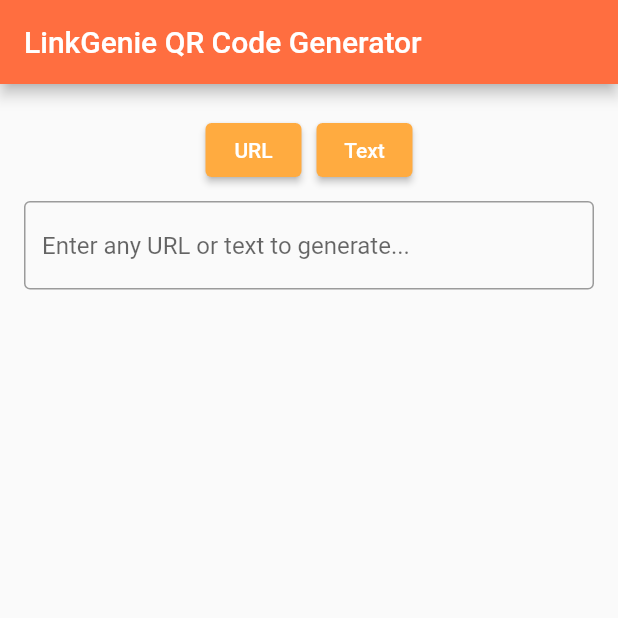
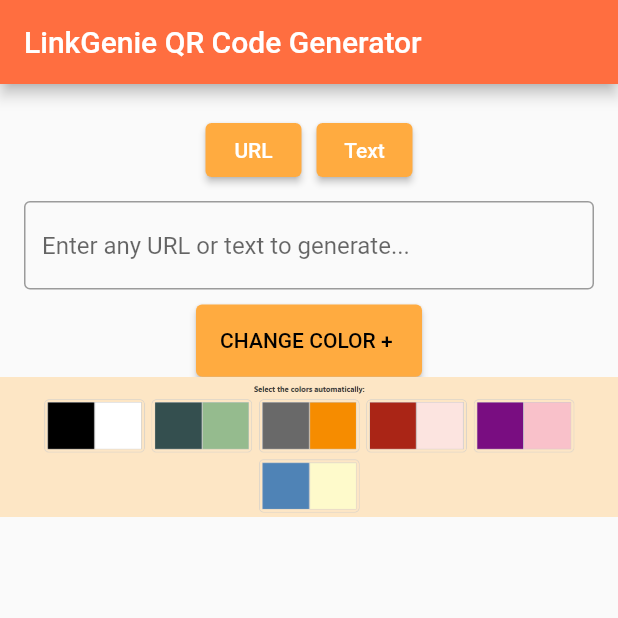
Before and after one commit to rovalen-joy/cc206-linkgenie, a Flutter app: the screen it shows after launch, on a phone screen of 412 x 824 dp, the top half of it. Run offline on Flutter 3.47's test engine with Material 2 defaults, Android fonts, the light colour scheme and no system bars.

Commit message:
Modified the code and Added Button for Automatic Color Swatch

```diff
--- a/lib/features/input_and_color_selection.dart
+++ b/lib/features/input_and_color_selection.dart
@@ -56,6 +56,30 @@
               ),
             ),
             SizedBox(height: 10),
+          Center(
+          child: Column(
+            children: <Widget>[
+              ElevatedButton(
+                onPressed: know,
+                style: ButtonStyle(
+                  backgroundColor: MaterialStateProperty.all<Color>(Colors.orangeAccent),
+                  padding: MaterialStateProperty.all<EdgeInsetsGeometry>(
+                    EdgeInsets.all(16.10), // You can adjust this value as needed
+                  ),
+                ),
+                child: const Text(
+                  'CHANGE COLOR + ',
+                  style: TextStyle(color: Colors.black),
+                ),
+              ),
+              Container(
+                child: Image.asset(
+                  'assets/colorswatch.png',
+                ),
+              ),
+            ],
+          ),
+        ),
           ],
         ),
       ),
--- a/pubspec.yaml
+++ b/pubspec.yaml
@@ -52,6 +52,8 @@
 
 # The following section is specific to Flutter packages.
 flutter:
+  assets:
+    - assets/colorswatch.png
 
   # The following line ensures that the Material Icons font is
   # included with your application, so that you can use the icons in
```
Also changed, not shown: assets/colorswatch.png (added).
